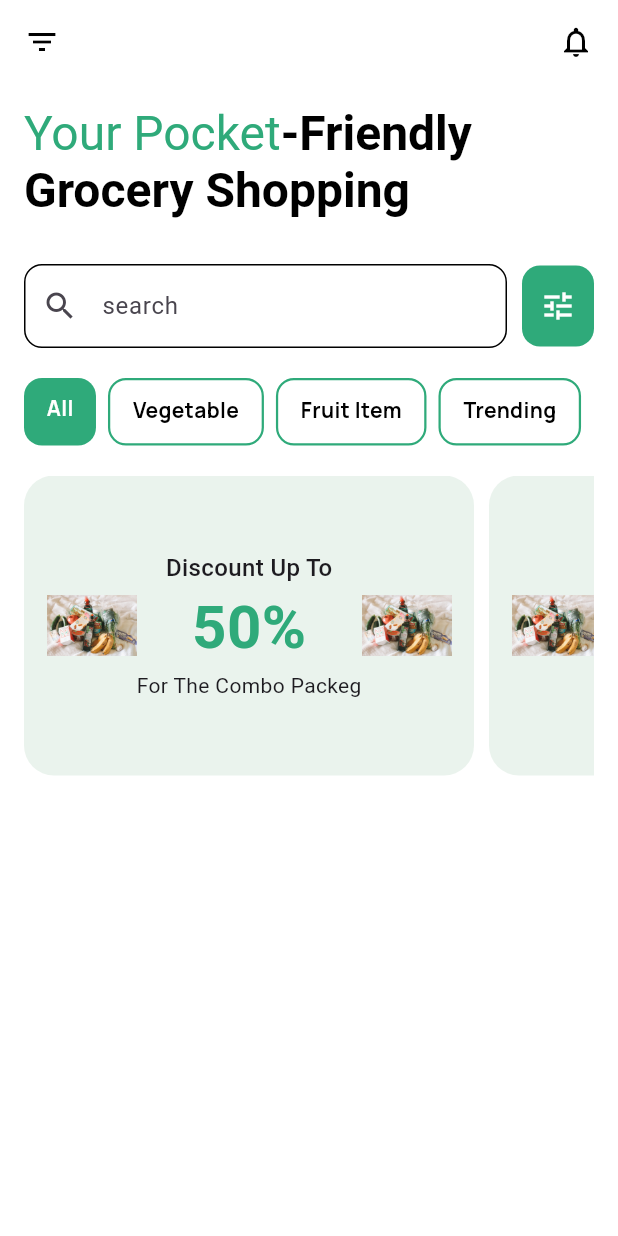
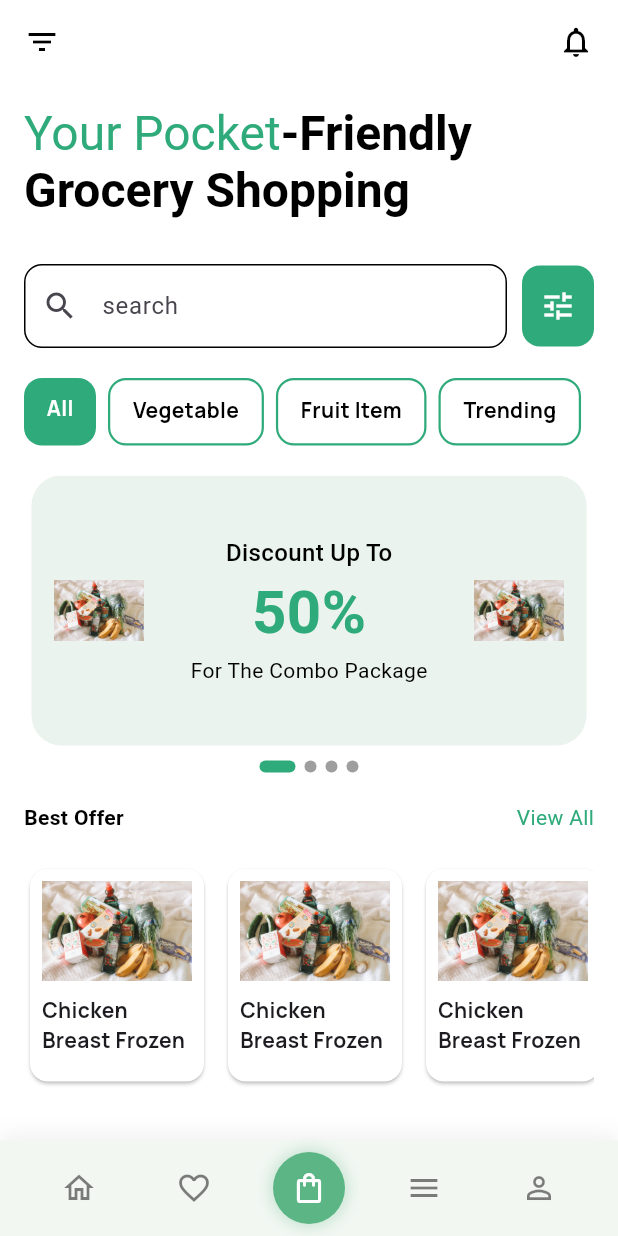
Before and after one commit to Sinmiloluwa/groceries, a Flutter app: the HomeScreen screen opened directly, on a phone screen of 412 x 824 dp. Run offline on Flutter 3.47's test engine with Material 3 defaults, Android fonts, the phone set to English and light mode, and no system bars; drawn by our look-alikes of smooth_page_indicator.

Commit message:
homepage for grocery

```diff
--- /dev/null
+++ b/lib/components/discount_card.dart
@@ -0,0 +1,53 @@
+import 'package:flutter/material.dart';
+
+class DiscountCard extends StatelessWidget {
+  const DiscountCard({super.key});
+
+  @override
+  Widget build(BuildContext context) {
+    return Container(
+      width: 300.0,
+      margin: const EdgeInsets.symmetric(horizontal: 5.0),
+      decoration: BoxDecoration(
+        color: const Color(0xFFEAF3ED),
+        borderRadius: BorderRadius.circular(20.0),
+      ),
+      padding: const EdgeInsets.symmetric(vertical: 20.0, horizontal: 15.0),
+      child: Row(
+        mainAxisAlignment: MainAxisAlignment.spaceBetween,
+        children: [
+          Image.asset('assets/images/groceries3.jpg', width: 60.0),
+          const Column(
+            mainAxisSize: MainAxisSize.min,
+            children: [
+              Text(
+                'Discount Up To',
+                style: TextStyle(
+                  color: Colors.black,
+                  fontSize: 16.0,
+                  fontWeight: FontWeight.w500,
+                ),
+              ),
+              Text(
+                '50%',
+                style: TextStyle(
+                  color: Color(0xFF2FAA7A),
+                  fontSize: 40.0,
+                  fontWeight: FontWeight.bold,
+                ),
+              ),
+              Text(
+                'For The Combo Package',
+                style: TextStyle(
+                  color: Colors.black,
+                  fontSize: 14.0,
+                ),
+              ),
+            ],
+          ),
+          Image.asset('assets/images/groceries3.jpg', width: 60.0),
+        ],
+      ),
+    );
+  }
+}
--- a/lib/screens/home.dart
+++ b/lib/screens/home.dart
@@ -1,11 +1,29 @@
 import 'package:flutter/material.dart';
+import 'package:smooth_page_indicator/smooth_page_indicator.dart';
 
-class HomeScreen extends StatelessWidget {
+import '../components/discount_card.dart';
+
+class HomeScreen extends StatefulWidget {
   const HomeScreen({super.key});
 
   static const _greenColor = Color(0xFF2FAA7A);
   static const _greyBackground = Color(0xFFEAF3ED);
   static const _borderRadius = BorderRadius.all(Radius.circular(12.0));
+
+  @override
+  State<HomeScreen> createState() => _HomeScreenState();
+}
+
+class _HomeScreenState extends State<HomeScreen> {
+  final PageController _pageController = PageController();
+
+  int _selectedIndex = 2;
+
+  void _onItemTapped(int index) {
+    setState(() {
+      _selectedIndex = index;
+    });
+  }
 
   Widget _buildIconRow() {
     return const Row(
@@ -25,7 +43,7 @@ class HomeScreen extends StatelessWidget {
         text: const TextSpan(
           style: TextStyle(fontSize: 32.0, fontFamily: 'Manrope', color: Colors.black),
           children: [
-            TextSpan(text: 'Your Pocket', style: TextStyle(color: _greenColor)),
+            TextSpan(text: 'Your Pocket', style: TextStyle(color: HomeScreen._greenColor)),
             TextSpan(text: '-Friendly', style: TextStyle(fontWeight: FontWeight.bold)),
             TextSpan(text: '\nGrocery Shopping', style: TextStyle(fontWeight: FontWeight.bold)),
           ],
@@ -43,10 +61,10 @@ class HomeScreen extends StatelessWidget {
             decoration: InputDecoration(
               prefixIcon: const Icon(Icons.search),
               hintText: 'search',
-              border: const OutlineInputBorder(borderRadius: _borderRadius),
-              enabledBorder: const OutlineInputBorder(borderRadius: _borderRadius),
+              border: const OutlineInputBorder(borderRadius: HomeScreen._borderRadius),
+              enabledBorder: const OutlineInputBorder(borderRadius: HomeScreen._borderRadius),
               focusedBorder: OutlineInputBorder(
-                borderRadius: _borderRadius,
+                borderRadius: HomeScreen._borderRadius,
                 borderSide: BorderSide(color: Colors.grey.withOpacity(0.7), width: 2.0),
               ),
               fillColor: Colors.grey[200],
@@ -56,8 +74,8 @@ class HomeScreen extends StatelessWidget {
         const SizedBox(width: 10),
         Container(
           decoration: const BoxDecoration(
-            color: _greenColor,
-            borderRadius: _borderRadius,
+            color: HomeScreen._greenColor,
+            borderRadius: HomeScreen._borderRadius,
           ),
           padding: const EdgeInsets.symmetric(vertical: 15.0, horizontal: 12.0),
           child: const Icon(Icons.tune, color: Colors.white),
@@ -69,11 +87,11 @@ class HomeScreen extends StatelessWidget {
   Widget _buildCategoryButton(String text, {bool isActive = false}) {
     return Container(
       decoration: BoxDecoration(
-        color: isActive ? _greenColor : Colors.white,
-        borderRadius: _borderRadius,
+        color: isActive ? HomeScreen._greenColor : Colors.white,
+        borderRadius: HomeScreen._borderRadius,
         border: isActive
             ? null
-            : Border.all(color: _greenColor, width: 1.5),
+            : Border.all(color: HomeScreen._greenColor, width: 1.5),
       ),
       padding: const EdgeInsets.symmetric(vertical: 10.0, horizontal: 15.0),
       margin: const EdgeInsets.only(right: 8.0),
@@ -108,7 +126,7 @@ class HomeScreen extends StatelessWidget {
       width: 300.0,
       margin: const EdgeInsets.only(right: 10.0),
       decoration: BoxDecoration(
-        color: _greyBackground,
+        color: HomeScreen._greyBackground,
         borderRadius: BorderRadius.circular(20.0),
       ),
       padding: const EdgeInsets.symmetric(vertical: 20.0, horizontal: 15.0),
@@ -122,7 +140,7 @@ class HomeScreen extends StatelessWidget {
               mainAxisSize: MainAxisSize.min,
               children: [
                 Text('Discount Up To', style: TextStyle(fontSize: 16.0, fontWeight: FontWeight.w500)),
-                Text('50%', style: TextStyle(color: _greenColor, fontSize: 40.0, fontWeight: FontWeight.bold)),
+                Text('50%', style: TextStyle(color: HomeScreen._greenColor, fontSize: 40.0, fontWeight: FontWeight.bold)),
                 Text('For The Combo Packeg', style: TextStyle(fontSize: 14.0)),
               ],
             ),
@@ -144,15 +162,87 @@ class HomeScreen extends StatelessWidget {
     );
   }
 
+  Widget _buildBottomNav(){
+     return Container(
+        decoration: BoxDecoration(
+          color: Color(0xFFF2F7F2),
+          boxShadow: [
+            BoxShadow(
+            color: Colors.black.withOpacity(0.05),
+            blurRadius: 10,
+            offset: Offset(0, -5),
+            ),
+          ],
+        ),
+       child: SafeArea(
+         child: Padding(
+           padding: const EdgeInsets.symmetric(vertical: 8.0),
+           child: Row(
+             mainAxisAlignment: MainAxisAlignment.spaceEvenly,
+             children: [
+               _buildNavItem(0, Icons.home_outlined),
+               _buildNavItem(1, Icons.favorite_border),
+               _buildShoppingBagItem(),
+               _buildNavItem(3, Icons.menu),
+               _buildNavItem(4, Icons.person_outline),
+             ],
+           ),
+         ),
+       ),
+    );
+  }
+
+  Widget _buildNavItem(int index, IconData icon) {
+    return IconButton(
+      icon: Icon(
+        icon,
+        color: _selectedIndex == index
+            ? Colors.black
+            : Colors.black.withOpacity(0.5),
+        size: 24,
+      ),
+      onPressed: () => _onItemTapped(index),
+    );
+  }
+
+  Widget _buildShoppingBagItem() {
+    return InkWell(
+      onTap: () => _onItemTapped(2),
+      child: Container(
+        width: 48,
+        height: 48,
+        decoration: BoxDecoration(
+          color: Color(0xFF5CB585),
+          shape: BoxShape.circle,
+          boxShadow: [
+            BoxShadow(
+              color: Color(0xFF5CB585).withOpacity(0.3),
+              blurRadius: 8,
+              spreadRadius: 2,
+              offset: Offset(0, 0),
+            ),
+          ],
+        ),
+        child: Icon(
+          Icons.shopping_bag_outlined,
+          color: Colors.white,
+          size: 24,
+        ),
+      ),
+    );
+  }
+
   @override
   Widget build(BuildContext context) {
     return Scaffold(
+      bottomNavigationBar: _buildBottomNav(),
       backgroundColor: Colors.white,
       body: SafeArea(
         child: Padding(
           padding: const EdgeInsets.all(16.0),
-          child: Column(
-            children: [
+          child: SingleChildScrollView(
+            child: Column(
+              children: [
               _buildIconRow(),
               const SizedBox(height: 30),
               _buildHeaderText(),
@@ -161,9 +251,95 @@ class HomeScreen extends StatelessWidget {
               const SizedBox(height: 20),
               _buildCategoryList(),
               const SizedBox(height: 20),
-              _buildDiscountList(),
+              Column(
+                  mainAxisSize: MainAxisSize.min,
+                  children: [
+                    SizedBox(
+                      height: 180,
+                      child: PageView.builder(
+                        controller: _pageController,
+                        itemCount: 4,
+                        itemBuilder: (context, index) => const DiscountCard(),
+                      ),
+                    ),
+                    const SizedBox(height: 10),
+                    SmoothPageIndicator(
+                      controller: _pageController,
+                      count: 4,
+                      effect: const ExpandingDotsEffect(
+                        activeDotColor: Color(0xFF2FAA7A),
+                        dotHeight: 8,
+                        dotWidth: 8,
+                        spacing: 6,
+                      ),
+                    ),
+                  ],
+                ),
+              const SizedBox(height: 20,),
+              const Row(
+                mainAxisAlignment: MainAxisAlignment.spaceBetween,
+                children: [
+                  Text(
+                      'Best Offer',
+                    style: TextStyle(
+                      color: Colors.black,
+                      fontWeight: FontWeight.bold
+                    )
+                  ),
+                  Text(
+                    'View All',
+                    style: TextStyle(
+                      color: HomeScreen._greenColor
+                    )
+                  ),
+                ]
+
+              ),
+              const SizedBox(height: 20,),
+              Container(
+                color: Colors.white,
+                height: 150,
+                child: ListView.builder(
+                  scrollDirection: Axis.horizontal,
+                  padding: EdgeInsets.zero,
+                  itemCount: 3, // Number of cards
+                  itemBuilder: (context, index) {
+                    return Padding(
+                      // Only add right padding for all items except the last one
+                      padding: EdgeInsets.only(
+                          right: index < 2 ? 8.0 : 0.0,
+                          left: index > 0 ? 0.0 : 0.0
+                      ),
+                      child: Card(
+                        color: Colors.white,
+                        child: Padding(
+                          padding: const EdgeInsets.all(8.0),
+                          child: Column(
+                            children: [
+                              Image.asset('assets/images/groceries3.jpg', width: 100.0),
+                              SizedBox(height: 10),
+                              Container(
+                                width: 100,
+                                child: Text(
+                                  'Chicken Breast Frozen',
+                                  style: TextStyle(
+                                      fontFamily: 'Manrope',
+                                      fontWeight: FontWeight.bold
+                                  ),
+                                  softWrap: true,
+                                ),
+                              )
+                            ],
+                          ),
+                        ),
+                      ),
+                    );
+                  },
+                ),
+              )
             ],
           ),
+          )
         ),
       ),
     );
--- a/pubspec.yaml
+++ b/pubspec.yaml
@@ -35,6 +35,7 @@ dependencies:
   # The following adds the Cupertino Icons font to your application.
   # Use with the CupertinoIcons class for iOS style icons.
   cupertino_icons: ^1.0.8
+  smooth_page_indicator: ^1.2.1
 
 dev_dependencies:
   flutter_test:
```
Also changed, not shown: pubspec.lock.
